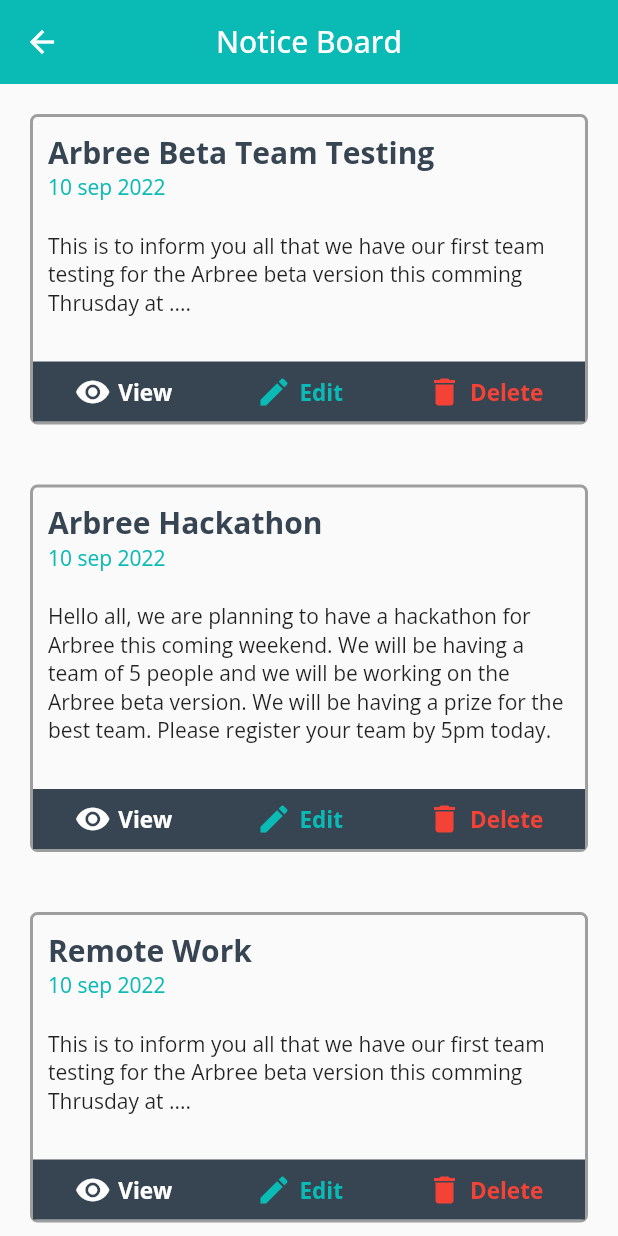
After one commit to najmulmyself/arbree_attendance, a Flutter app: the AdminHomePage screen opened directly, after a tap on "Notice Board", on a phone screen of 412 x 824 dp. The commit adds this screen. Run offline on Flutter 3.47's test engine with Material 2 defaults, Android fonts, the phone set to English and light mode, and no system bars; our stand-ins replace auto_size_text, font_awesome_flutter, google_fonts, shared_preferences; accounts and stored records are empty.

Commit message:
added admin notice board

```diff
--- a/lib/screens/admin_screen/admin_homepage.dart
+++ b/lib/screens/admin_screen/admin_homepage.dart
@@ -1,6 +1,7 @@
 // ignore_for_file: prefer_const_constructors, prefer_const_literals_to_create_immutables
 
 import 'package:arbree_attendance/component/admin_component/admin_drawer.dart';
+import 'package:arbree_attendance/screens/admin_screen/admin_notice_board.dart';
 import 'package:arbree_attendance/screens/admin_screen/admin_reports.dart';
 import 'package:flutter/material.dart';
 import 'package:font_awesome_flutter/font_awesome_flutter.dart';
@@ -29,9 +30,11 @@ class AdminHomePage extends StatelessWidget {
           GestureDetector(
             onTap: () {
               Navigator.push(
-                  context,
-                  MaterialPageRoute(
-                      builder: (context) => AdminReportsScreen()));
+                context,
+                MaterialPageRoute(
+                  builder: (context) => AdminReportsScreen(),
+                ),
+              );
             },
             child: AdminTile(
               icon: FontAwesomeIcons.listCheck,
@@ -42,9 +45,19 @@ class AdminHomePage extends StatelessWidget {
             icon: FontAwesomeIcons.calendarCheck,
             title: "Leave Management",
           ),
-          AdminTile(
-            title: 'Notice Board',
-            icon: FontAwesomeIcons.clipboard,
+          GestureDetector(
+            onTap: () {
+              Navigator.push(
+                context,
+                MaterialPageRoute(
+                  builder: (context) => AdminNoticeBoard(),
+                ),
+              );
+            },
+            child: AdminTile(
+              title: 'Notice Board',
+              icon: FontAwesomeIcons.clipboard,
+            ),
           ),
           AdminTile(
             title: "Mange Shift",
--- /dev/null
+++ b/lib/screens/admin_screen/admin_notice_board.dart
@@ -0,0 +1,152 @@
+// ignore_for_file: prefer_const_literals_to_create_immutables, prefer_const_constructors
+
+import 'package:arbree_attendance/utils/utils.dart';
+import 'package:flutter/material.dart';
+
+class AdminNoticeBoard extends StatelessWidget {
+  const AdminNoticeBoard({Key? key}) : super(key: key);
+
+  @override
+  Widget build(BuildContext context) {
+    List notice = [
+      {
+        'title': 'Arbree Beta Team Testing',
+        'date': '2021-09-01',
+        'description':
+            'This is to inform you all that we have our first team testing for the Arbree beta version this comming Thrusday at ....',
+      },
+      {
+        'title': 'Arbree Hackathon',
+        'date': '2021-09-01',
+        'description':
+            'Hello all, we are planning to have a hackathon for Arbree this coming weekend. We will be having a team of 5 people and we will be working on the Arbree beta version. We will be having a prize for the best team. Please register your team by 5pm today.',
+      },
+      {
+        'title': 'Remote Work',
+        'date': '2021-09-01',
+        'description':
+            'This is to inform you all that we have our first team testing for the Arbree beta version this comming Thrusday at ....',
+      },
+      {
+        'title': 'Welcome to Arbree',
+        'date': '2021-09-01',
+        'description': 'Hello all, Welcome to Arbree',
+      },
+    ];
+    return Scaffold(
+      appBar: AppBar(
+        elevation: 0,
+        centerTitle: true,
+        title: Text('Notice Board'),
+      ),
+      body: ListView.builder(
+        itemCount: notice.length,
+        itemBuilder: (context, index) {
+          return Padding(
+            padding: const EdgeInsets.all(20.0),
+            child: Container(
+              decoration: BoxDecoration(
+                border: Border.all(color: Colors.grey, width: 2),
+                borderRadius: BorderRadius.circular(5),
+              ),
+              child: Column(
+                crossAxisAlignment: CrossAxisAlignment.start,
+                children: [
+                  Padding(
+                    padding: EdgeInsets.symmetric(horizontal: 10, vertical: 10),
+                    child: Column(
+                      crossAxisAlignment: CrossAxisAlignment.start,
+                      children: [
+                        Text(
+                          notice[index]['title'],
+                          style: TextStyle(
+                            color: Color(0xff374552),
+                            fontSize: 20,
+                            fontWeight: FontWeight.bold,
+                          ),
+                        ),
+                        Text(
+                          '10 sep 2022',
+                          style: TextStyle(
+                            color: Utils.colorPrimary,
+                          ),
+                        ),
+                        SizedBox(
+                          height: 20,
+                        ),
+                        Text(notice[index]['description']),
+                      ],
+                    ),
+                  ),
+                  SizedBox(
+                    height: 20,
+                  ),
+                  Container(
+                    height: 40,
+                    color: Color(0xff374552),
+                    child: Row(
+                      mainAxisAlignment: MainAxisAlignment.spaceAround,
+                      children: [
+                        Row(
+                          children: [
+                            Icon(Icons.remove_red_eye),
+                            SizedBox(
+                              width: 5,
+                            ),
+                            Text(
+                              "View",
+                              style: TextStyle(
+                                color: Colors.white,
+                                fontSize: 15,
+                                fontWeight: FontWeight.bold,
+                              ),
+                            ),
+                          ],
+                        ),
+                        Row(
+                          children: [
+                            Icon(
+                              Icons.edit,
+                              color: Utils.colorPrimary,
+                            ),
+                            SizedBox(
+                              width: 5,
+                            ),
+                            Text(
+                              "Edit",
+                              style: TextStyle(
+                                color: Utils.colorPrimary,
+                                fontSize: 15,
+                                fontWeight: FontWeight.bold,
+                              ),
+                            ),
+                          ],
+                        ),
+                        Row(
+                          children: [
+                            Icon(Icons.delete, color: Colors.red),
+                            SizedBox(
+                              width: 5,
+                            ),
+                            Text(
+                              "Delete",
+                              style: TextStyle(
+                                color: Colors.red,
+                                fontSize: 15,
+                                fontWeight: FontWeight.bold,
+                              ),
+                            ),
+                          ],
+                        ),
+                      ],
+                    ),
+                  ),
+                ],
+              ),
+            ),
+          );
+        },
+      ),
+    );
+  }
+}
```
